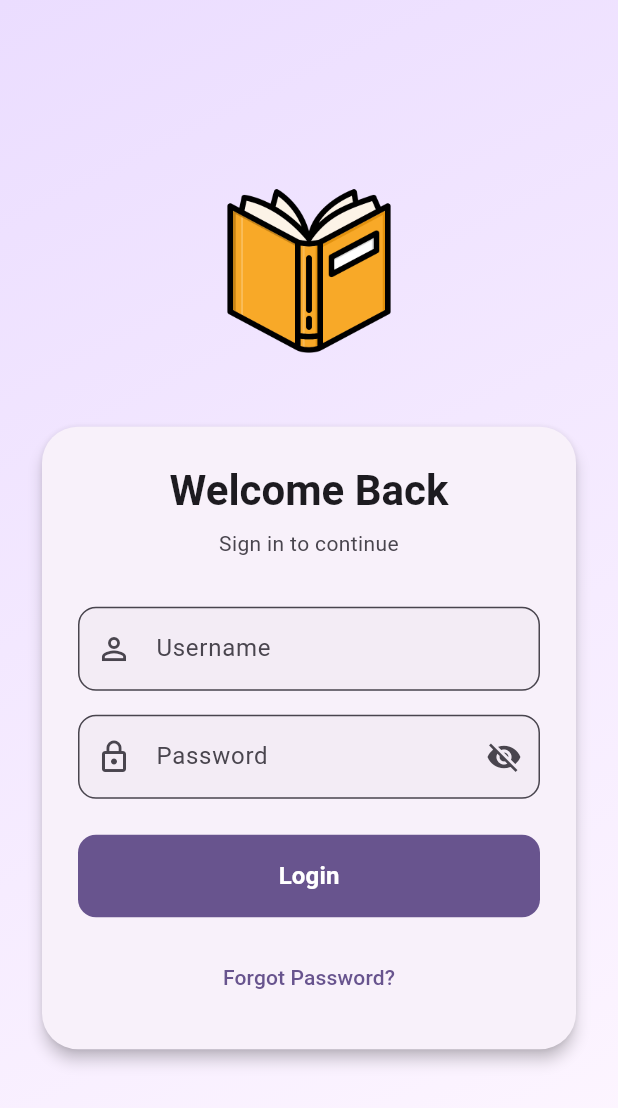
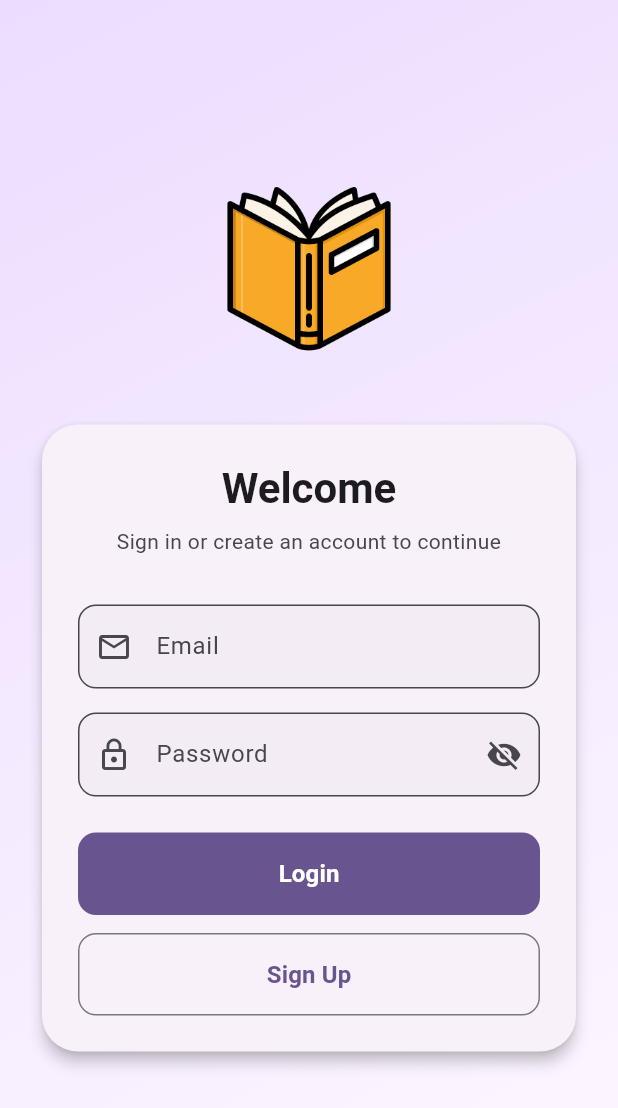
Before and after one commit to aidyn2007/Cross-platfor, a Flutter app: the screen it shows after launch, on a phone screen of 412 x 824 dp. Shown: the top 1108 px of the screen. Run offline on Flutter 3.47's test engine with Material 3 defaults, Android fonts, the phone set to English and light mode, and no system bars; our stand-ins replace auto_size_text, cached_network_image, chopper, cloud_firestore, firebase_auth, firebase_core and 7 more; missing offline and left inert: flutter_adaptive_scaffold; accounts and stored records are empty; generated files the repository leaves out were written again.

Commit message:
Make Firebase login the startup screen; drop duplicate chat signup
Before: app launched into a mock YummyAuth login that accepted any
username/password, then the Chat tab had its own separate Firebase
sign-up / login form. Users had to authenticate twice.

After: a single Firebase-backed login/sign-up screen is the entry
point of the app. Once authenticated, all tabs (including Chat) just
work. Log Out on the Account tab signs out of Firebase and the
GoRouter redirect lands the user back on the login screen.

Details:
- lib/screens/login_page.dart now uses UserDao directly with email
  (instead of username), 6+ char password validation, separate Login
  and Sign Up buttons, and submission spinner.
- lib/main.dart: removed YummyAuth; Yummy is now a
  ConsumerStatefulWidget; GoRouter uses userDao as refreshListenable
  so login / logout automatically triggers redirects.
- lib/home.dart: dropped 'auth' constructor param; Log Out callback
  now invokes ref.read(userDaoProvider).logout(); profile name is
  derived from the Firebase user's email.
- lib/screens/chat_page.dart: no longer embeds a Login form (the
  user is guaranteed authenticated by the time they reach this
  screen); the in-chat logout button is removed (use Account tab).
- Deleted unused lib/models/auth.dart, lib/models/app_cache.dart,
  lib/components/login.dart; updated barrel files.
- docs/architecture.md: removed YummyAuth/AppCache from the
  state-managers diagram and rewrote the auth sequence diagram to
  reflect the startup login -> Firebase -> redirect flow.

Co-Authored-By: Devin AI <158243242+devin-ai-integration[bot]@users.noreply.github.com>

```diff
--- a/lib/components/components.dart
+++ b/lib/components/components.dart
@@ -3,7 +3,6 @@ export 'category_card.dart';
 export 'category_section.dart';
 export 'color_button.dart';
 export 'item_details.dart';
-export 'login.dart';
 export 'message.dart';
 export 'message_list.dart';
 export 'message_widget.dart';
--- a/lib/main.dart
+++ b/lib/main.dart
@@ -42,38 +42,40 @@ class CustomScrollBehavior extends MaterialScrollBehavior {
       };
 }
 
-class Yummy extends StatefulWidget {
+class Yummy extends ConsumerStatefulWidget {
   const Yummy({super.key});
 
   @override
-  State<Yummy> createState() => _YummyState();
+  ConsumerState<Yummy> createState() => _YummyState();
 }
 
-class _YummyState extends State<Yummy> {
+class _YummyState extends ConsumerState<Yummy> {
   ThemeMode themeMode = ThemeMode.light;
   ColorSelection colorSelected = ColorSelection.deepPurple;
 
-  final YummyAuth _auth = YummyAuth();
   final CartManager _cartManager = CartManager();
   final OrderManager _orderManager = OrderManager();
 
-  late final _router = GoRouter(
+  late final UserDao _userDao;
+  late final GoRouter _router;
+
+  @override
+  void initState() {
+    super.initState();
+    _userDao = ref.read(userDaoProvider);
+    _router = GoRouter(
       initialLocation: '/login',
+      refreshListenable: _userDao,
       redirect: _appRedirect,
       routes: [
         GoRoute(
           path: '/login',
-          builder: (context, state) =>
-              LoginPage(onLogIn: (Credentials credentials) async {
-                _auth
-                    .signIn(credentials.username, credentials.password)
-                    .then((_) => context.go('/${YummyTab.home.value}'));
-              })),
+          builder: (context, state) => const LoginPage(),
+        ),
         GoRoute(
             path: '/:tab',
             builder: (context, state) {
               return Home(
-              auth: _auth,
                 cartManager: _cartManager,
                 ordersManager: _orderManager,
                 changeTheme: changeThemeMode,
@@ -99,18 +101,18 @@ class _YummyState extends State<Yummy> {
             ]),
       ],
     );
+  }
 
-  Future<String?> _appRedirect(
-      BuildContext context, GoRouterState state) async {
-    final loggedIn = await _auth.loggedIn;
+  String? _appRedirect(BuildContext context, GoRouterState state) {
+    final loggedIn = _userDao.isLoggedIn();
     final isOnLoginPage = state.matchedLocation == '/login';
 
     if (!loggedIn) {
-      return '/login';
-    } else if (loggedIn && isOnLoginPage) {
+      return isOnLoginPage ? null : '/login';
+    }
+    if (isOnLoginPage) {
       return '/${YummyTab.home.value}';
     }
-
     return null;
   }
 
--- a/lib/models/auth.dart
+++ /dev/null
@@ -1,33 +0,0 @@
-import 'package:flutter/widgets.dart';
-
-import 'app_cache.dart';
-
-/// A mock authentication service.
-class YummyAuth extends ChangeNotifier {
-  bool _loggedIn = false;
-
-  // Stores user state properties on platform specific file system.
-  final _appCache = AppCache();
-
-  Future<bool> get loggedIn => _appCache.isUserLoggedIn();
-
-  /// Signs out the current user.
-  Future<void> signOut() async {
-    await Future<void>.delayed(const Duration(milliseconds: 200));
-    // Sign out.
-    _loggedIn = false;
-    await _appCache.invalidate();
-    notifyListeners();
-  }
-
-  /// Signs in a user.
-  Future<bool> signIn(String username, String password) async {
-    await Future<void>.delayed(const Duration(milliseconds: 200));
-
-    // Sign in. Allow any password.
-    _loggedIn = true;
-    await _appCache.cacheUser();
-    notifyListeners();
-    return _loggedIn;
-  }
-}
--- a/lib/models/models.dart
+++ b/lib/models/models.dart
@@ -1,4 +1,3 @@
-export 'auth.dart';
 export 'cart_manager.dart';
 export 'book_category.dart';
 export 'message_dao.dart';
--- a/lib/screens/login_page.dart
+++ b/lib/screens/login_page.dart
@@ -1,24 +1,16 @@
 import 'package:flutter/material.dart';
+import 'package:flutter_riverpod/flutter_riverpod.dart';
 
-/// Credential Class
-class Credentials {
-  Credentials(this.username, this.password);
-  final String username;
-  final String password;
-}
+import '../providers.dart';
 
-class LoginPage extends StatelessWidget {
-  const LoginPage({required this.onLogIn, super.key});
-
-  /// Called when users sign in with [Credentials].
-  final ValueChanged<Credentials> onLogIn;
+class LoginPage extends ConsumerWidget {
+  const LoginPage({super.key});
 
   @override
-  Widget build(BuildContext context) {
+  Widget build(BuildContext context, WidgetRef ref) {
     return Scaffold(
       body: Stack(
         children: [
-          // Background Gradient
           Container(
             decoration: BoxDecoration(
               gradient: LinearGradient(
@@ -35,7 +27,6 @@ class LoginPage extends StatelessWidget {
             child: LayoutBuilder(
               builder: (BuildContext context, BoxConstraints constraints) {
                 if (constraints.maxWidth > 700) {
-                  // Display Desktop View
                   return Row(
                     children: [
                       Expanded(
@@ -57,10 +48,12 @@ class LoginPage extends StatelessWidget {
                           child: Card(
                             margin: const EdgeInsets.all(32.0),
                             elevation: 8,
-                            shape: RoundedRectangleBorder(borderRadius: BorderRadius.circular(24)),
-                            child: Padding(
-                              padding: const EdgeInsets.all(32.0),
-                              child: LoginForm(onLogIn: onLogIn),
+                            shape: RoundedRectangleBorder(
+                              borderRadius: BorderRadius.circular(24),
+                            ),
+                            child: const Padding(
+                              padding: EdgeInsets.all(32.0),
+                              child: LoginForm(),
                             ),
                           ),
                         ),
@@ -68,7 +61,6 @@ class LoginPage extends StatelessWidget {
                     ],
                   );
                 } else {
-                  // Display Mobile View
                   return Center(
                     child: SingleChildScrollView(
                       padding: const EdgeInsets.all(24.0),
@@ -85,10 +77,12 @@ class LoginPage extends StatelessWidget {
                           const SizedBox(height: 40),
                           Card(
                             elevation: 4,
-                            shape: RoundedRectangleBorder(borderRadius: BorderRadius.circular(24)),
-                            child: Padding(
-                              padding: const EdgeInsets.all(24.0),
-                              child: LoginForm(onLogIn: onLogIn),
+                            shape: RoundedRectangleBorder(
+                              borderRadius: BorderRadius.circular(24),
+                            ),
+                            child: const Padding(
+                              padding: EdgeInsets.all(24.0),
+                              child: LoginForm(),
                             ),
                           ),
                         ],
@@ -105,29 +99,78 @@ class LoginPage extends StatelessWidget {
   }
 }
 
-class LoginForm extends StatefulWidget {
-  final ValueChanged<Credentials> onLogIn;
-  const LoginForm({required this.onLogIn, super.key});
+class LoginForm extends ConsumerStatefulWidget {
+  const LoginForm({super.key});
 
   @override
-  State<LoginForm> createState() => _LoginFormState();
+  ConsumerState<LoginForm> createState() => _LoginFormState();
 }
 
-class _LoginFormState extends State<LoginForm> {
-  final TextEditingController _usernameController = TextEditingController();
+class _LoginFormState extends ConsumerState<LoginForm> {
+  final TextEditingController _emailController = TextEditingController();
   final TextEditingController _passwordController = TextEditingController();
+  final GlobalKey<FormState> _formKey = GlobalKey<FormState>();
   bool _obscurePassword = true;
+  bool _submitting = false;
+
+  @override
+  void dispose() {
+    _emailController.dispose();
+    _passwordController.dispose();
+    super.dispose();
+  }
+
+  String? _validateEmail(String? value) {
+    if (value == null || value.trim().isEmpty) {
+      return 'Email required';
+    }
+    final email = value.trim();
+    if (!email.contains('@') || !email.contains('.')) {
+      return 'Enter a valid email';
+    }
+    return null;
+  }
+
+  String? _validatePassword(String? value) {
+    if (value == null || value.isEmpty) {
+      return 'Password required';
+    }
+    if (value.length < 6) {
+      return 'Password must be at least 6 characters';
+    }
+    return null;
+  }
+
+  Future<void> _submit({required bool isSignUp}) async {
+    if (!_formKey.currentState!.validate()) return;
+    setState(() => _submitting = true);
+    final userDao = ref.read(userDaoProvider);
+    final email = _emailController.text.trim();
+    final password = _passwordController.text;
+    final error = isSignUp
+        ? await userDao.signup(email, password)
+        : await userDao.login(email, password);
+    if (!mounted) return;
+    setState(() => _submitting = false);
+    if (error != null) {
+      ScaffoldMessenger.of(context).showSnackBar(
+        SnackBar(content: Text(error)),
+      );
+    }
+  }
 
   @override
   Widget build(BuildContext context) {
     final colorScheme = Theme.of(context).colorScheme;
 
-    return Column(
+    return Form(
+      key: _formKey,
+      child: Column(
         mainAxisSize: MainAxisSize.min,
         crossAxisAlignment: CrossAxisAlignment.stretch,
         children: [
           Text(
-          'Welcome Back',
+            'Welcome',
             style: Theme.of(context).textTheme.headlineMedium?.copyWith(
                   fontWeight: FontWeight.bold,
                   color: colorScheme.onSurface,
@@ -136,18 +179,22 @@ class _LoginFormState extends State<LoginForm> {
           ),
           const SizedBox(height: 8),
           Text(
-          'Sign in to continue',
+            'Sign in or create an account to continue',
             style: Theme.of(context).textTheme.bodyMedium?.copyWith(
                   color: colorScheme.onSurfaceVariant,
                 ),
             textAlign: TextAlign.center,
           ),
           const SizedBox(height: 32),
-        TextField(
-          controller: _usernameController,
+          TextFormField(
+            controller: _emailController,
+            keyboardType: TextInputType.emailAddress,
+            autocorrect: false,
+            textCapitalization: TextCapitalization.none,
+            validator: _validateEmail,
             decoration: InputDecoration(
-            labelText: 'Username',
-            prefixIcon: const Icon(Icons.person_outline),
+              labelText: 'Email',
+              prefixIcon: const Icon(Icons.email_outlined),
               border: OutlineInputBorder(
                 borderRadius: BorderRadius.circular(12.0),
               ),
@@ -156,15 +203,21 @@ class _LoginFormState extends State<LoginForm> {
             ),
           ),
           const SizedBox(height: 16),
-        TextField(
+          TextFormField(
             controller: _passwordController,
             obscureText: _obscurePassword,
+            autocorrect: false,
+            textCapitalization: TextCapitalization.none,
+            validator: _validatePassword,
             decoration: InputDecoration(
               labelText: 'Password',
               prefixIcon: const Icon(Icons.lock_outline),
               suffixIcon: IconButton(
-              icon: Icon(_obscurePassword ? Icons.visibility_off : Icons.visibility),
-              onPressed: () => setState(() => _obscurePassword = !_obscurePassword),
+                icon: Icon(_obscurePassword
+                    ? Icons.visibility_off
+                    : Icons.visibility),
+                onPressed: () =>
+                    setState(() => _obscurePassword = !_obscurePassword),
               ),
               border: OutlineInputBorder(
                 borderRadius: BorderRadius.circular(12.0),
@@ -177,19 +230,44 @@ class _LoginFormState extends State<LoginForm> {
           FilledButton(
             style: FilledButton.styleFrom(
               padding: const EdgeInsets.symmetric(vertical: 16),
-            shape: RoundedRectangleBorder(borderRadius: BorderRadius.circular(12)),
+              shape: RoundedRectangleBorder(
+                borderRadius: BorderRadius.circular(12),
               ),
-          child: const Text('Login', style: TextStyle(fontSize: 16, fontWeight: FontWeight.bold)),
-          onPressed: () async {
-            widget.onLogIn(Credentials(_usernameController.text, _passwordController.text));
-          },
             ),
-        const SizedBox(height: 16),
-        TextButton(
-          onPressed: () {},
-          child: const Text('Forgot Password?'),
+            onPressed: _submitting ? null : () => _submit(isSignUp: false),
+            child: _submitting
+                ? const SizedBox(
+                    height: 20,
+                    width: 20,
+                    child: CircularProgressIndicator(strokeWidth: 2),
+                  )
+                : const Text(
+                    'Login',
+                    style: TextStyle(
+                      fontSize: 16,
+                      fontWeight: FontWeight.bold,
+                    ),
+                  ),
+          ),
+          const SizedBox(height: 12),
+          OutlinedButton(
+            style: OutlinedButton.styleFrom(
+              padding: const EdgeInsets.symmetric(vertical: 16),
+              shape: RoundedRectangleBorder(
+                borderRadius: BorderRadius.circular(12),
+              ),
+            ),
+            onPressed: _submitting ? null : () => _submit(isSignUp: true),
+            child: const Text(
+              'Sign Up',
+              style: TextStyle(
+                fontSize: 16,
+                fontWeight: FontWeight.bold,
+              ),
+            ),
           ),
         ],
+      ),
     );
   }
 }
```
Also changed, not shown: lib/components/login.dart (deleted, +0 -148 lines), lib/home.dart (+10 -10 lines), lib/models/app_cache.dart (deleted, +0 -20 lines), lib/screens/chat_page.dart (+5 -10 lines), 1 other file. Lines whose indentation alone changed are shown as unchanged.
